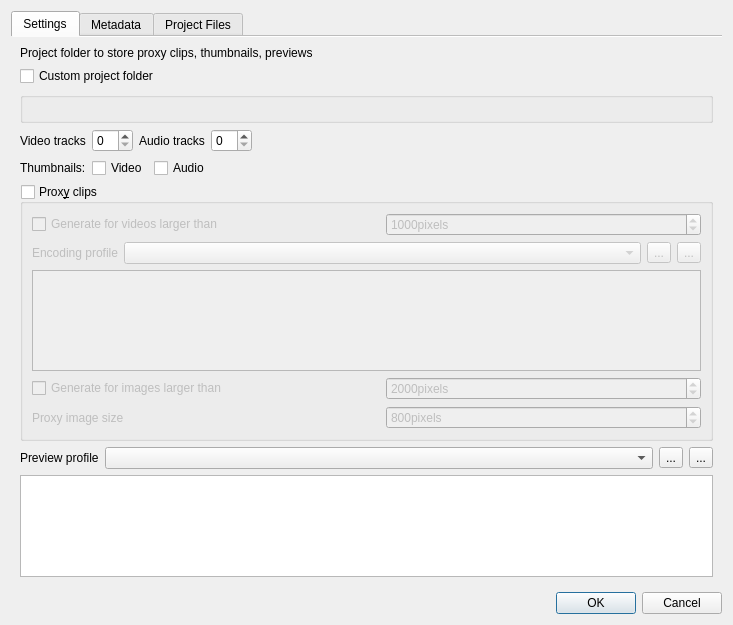
Qt form src/ui/projectsettings_ui.ui (KDE/kdenlive) before a commit.
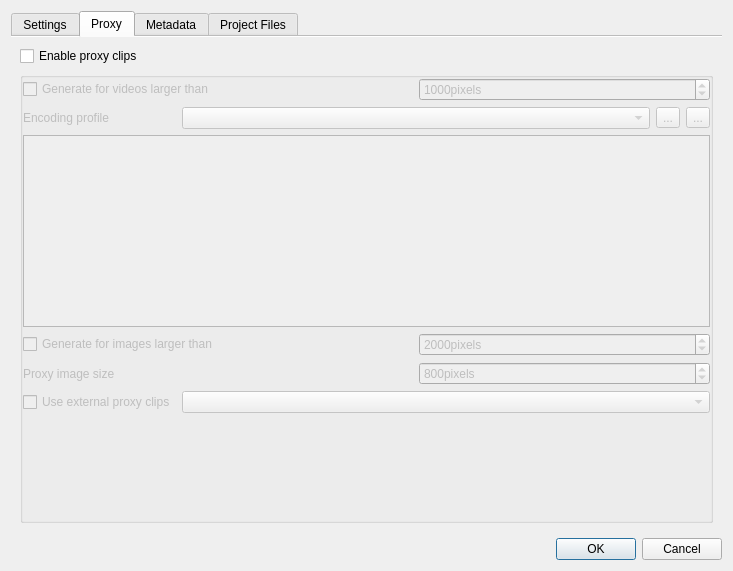
The same form after that commit. The open tabs and pages were chosen to show the change. Custom widgets are drawn as their Qt base class.

Commit message: Initial support for externally created proxy clips through a pattern Should work with Sony PXW camcorder proxy clips

Patch:
```diff
--- a/src/ui/projectsettings_ui.ui
+++ b/src/ui/projectsettings_ui.ui
@@ -7,7 +7,7 @@
     <x>0</x>
     <y>0</y>
     <width>733</width>
-    <height>625</height>
+    <height>571</height>
    </rect>
   </property>
   <property name="windowTitle">
@@ -37,7 +37,38 @@
        <item row="0" column="0" colspan="4">
         <widget class="QLabel" name="label_4">
          <property name="text">
-          <string>Project folder to store proxy clips, thumbnails, previews</string>
+          <string>Audio</string>
+         </property>
+        </widget>
+       </item>
+       <item row="1" column="0" colspan="4">
+        <layout class="QHBoxLayout" name="horizontalLayout">
+         <item>
+          <widget class="QCheckBox" name="custom_folder">
+           <property name="text">
+            <string>Custom project folder</string>
+           </property>
+          </widget>
+         </item>
+         <item>
+          <widget class="KUrlRequester" name="project_folder">
+           <property name="enabled">
+            <bool>false</bool>
+           </property>
+          </widget>
+         </item>
+        </layout>
+       </item>
+       <item row="2" column="0" colspan="4">
+        <widget class="QGroupBox" name="profile_box">
+         <property name="sizePolicy">
+          <sizepolicy hsizetype="Preferred" vsizetype="MinimumExpanding">
+           <horstretch>0</horstretch>
+           <verstretch>0</verstretch>
+          </sizepolicy>
+         </property>
+         <property name="flat">
+          <bool>true</bool>
          </property>
         </widget>
        </item>
@@ -78,25 +109,7 @@
          </item>
         </layout>
        </item>
-       <item row="1" column="0" colspan="4">
-        <layout class="QHBoxLayout" name="horizontalLayout">
-         <item>
-          <widget class="QCheckBox" name="custom_folder">
-           <property name="text">
-            <string>Custom project folder</string>
-           </property>
-          </widget>
-         </item>
-         <item>
-          <widget class="KUrlRequester" name="project_folder">
-           <property name="enabled">
-            <bool>false</bool>
-           </property>
-          </widget>
-         </item>
-        </layout>
-       </item>
-       <item row="7" column="0" colspan="4">
+       <item row="6" column="0" colspan="4">
         <widget class="QPlainTextEdit" name="previewparams">
          <property name="sizePolicy">
           <sizepolicy hsizetype="Expanding" vsizetype="Maximum">
@@ -116,149 +129,6 @@
          </property>
         </widget>
        </item>
-       <item row="5" column="0" colspan="4">
-        <widget class="QGroupBox" name="enable_proxy">
-         <property name="enabled">
-          <bool>true</bool>
-         </property>
-         <property name="title">
-          <string>Prox&amp;y clips</string>
-         </property>
-         <property name="checkable">
-          <bool>true</bool>
-         </property>
-         <property name="checked">
-          <bool>false</bool>
-         </property>
-         <layout class="QGridLayout" name="gridLayout_2">
-          <item row="0" column="0" colspan="2">
-           <widget class="QCheckBox" name="generate_proxy">
-            <property name="text">
-             <string>Generate for videos larger than</string>
-            </property>
-           </widget>
-          </item>
-          <item row="1" column="0">
-           <widget class="QLabel" name="label_24">
-            <property name="sizePolicy">
-             <sizepolicy hsizetype="Maximum" vsizetype="Preferred">
-              <horstretch>0</horstretch>
-              <verstretch>0</verstretch>
-             </sizepolicy>
-            </property>
-            <property name="text">
-             <string>Encoding profile</string>
-            </property>
-           </widget>
-          </item>
-          <item row="1" column="1" colspan="2">
-           <widget class="KComboBox" name="proxy_profile">
-            <property name="sizePolicy">
-             <sizepolicy hsizetype="MinimumExpanding" vsizetype="Fixed">
-              <horstretch>0</horstretch>
-              <verstretch>0</verstretch>
-             </sizepolicy>
-            </property>
-           </widget>
-          </item>
-          <item row="1" column="3">
-           <widget class="QToolButton" name="proxy_showprofileinfo">
-            <property name="text">
-             <string>...</string>
-            </property>
-            <property name="checkable">
-             <bool>true</bool>
-            </property>
-           </widget>
-          </item>
-          <item row="1" column="4">
-           <widget class="QToolButton" name="proxy_manageprofile">
-            <property name="text">
-             <string>...</string>
-            </property>
-           </widget>
-          </item>
-          <item row="3" column="0" colspan="2">
-           <widget class="QCheckBox" name="generate_imageproxy">
-            <property name="text">
-             <string>Generate for images larger than</string>
-            </property>
-           </widget>
-          </item>
-          <item row="4" column="0" colspan="2">
-           <widget class="QLabel" name="image_label">
-            <property name="enabled">
-             <bool>false</bool>
-            </property>
-            <property name="text">
-             <string>Proxy image size</string>
-            </property>
-           </widget>
-          </item>
-          <item row="3" column="2" colspan="3">
-           <widget class="QSpinBox" name="proxy_imageminsize">
-            <property name="suffix">
-             <string>pixels</string>
-            </property>
-            <property name="minimum">
-             <number>500</number>
-            </property>
-            <property name="maximum">
-             <number>100000</number>
-            </property>
-            <property name="value">
-             <number>2000</number>
-            </property>
-           </widget>
-          </item>
-          <item row="4" column="2" colspan="3">
-           <widget class="QSpinBox" name="proxy_imagesize">
-            <property name="enabled">
-             <bool>false</bool>
-            </property>
-            <property name="suffix">
-             <string>pixels</string>
-            </property>
-            <property name="minimum">
-             <number>200</number>
-            </property>
-            <property name="maximum">
-             <number>100000</number>
-            </property>
-            <property name="value">
-             <number>800</number>
-            </property>
-           </widget>
-          </item>
-          <item row="0" column="2" colspan="3">
-           <widget class="QSpinBox" name="proxy_minsize">
-            <property name="suffix">
-             <string>pixels</string>
-            </property>
-            <property name="maximum">
-             <number>10000</number>
-            </property>
-            <property name="value">
-             <number>1000</number>
-            </property>
-           </widget>
-          </item>
-          <item row="2" column="0" colspan="5">
-           <widget class="QPlainTextEdit" name="proxyparams">
-            <property name="sizePolicy">
-             <sizepolicy hsizetype="Expanding" vsizetype="Maximum">
-              <horstretch>0</horstretch>
-              <verstretch>0</verstretch>
-             </sizepolicy>
-            </property>
-            <property name="readOnly">
-             <bool>true</bool>
-            </property>
-           </widget>
-          </item>
-         </layout>
-        </widget>
-       </item>
        <item row="4" column="3">
         <spacer name="horizontalSpacer">
          <property name="orientation">
@@ -272,27 +142,7 @@
          </property>
         </spacer>
        </item>
-       <item row="2" column="0" colspan="4">
-        <widget class="QGroupBox" name="profile_box">
-         <property name="sizePolicy">
-          <sizepolicy hsizetype="Preferred" vsizetype="Preferred">
-           <horstretch>0</horstretch>
-           <verstretch>0</verstretch>
-          </sizepolicy>
-         </property>
-         <property name="flat">
-          <bool>true</bool>
-         </property>
-        </widget>
-       </item>
-       <item row="4" column="2">
-        <widget class="QCheckBox" name="audio_thumbs">
-         <property name="text">
-          <string>Audio</string>
-         </property>
-        </widget>
-       </item>
-       <item row="6" column="0" colspan="4">
+       <item row="5" column="0" colspan="4">
         <layout class="QHBoxLayout" name="horizontalLayout_4">
          <item>
           <widget class="QLabel" name="label_25">
@@ -343,7 +193,201 @@
       <zorder>video_thumbs</zorder>
       <zorder>audio_thumbs</zorder>
       <zorder>previewparams</zorder>
-      <zorder>enable_proxy</zorder>
+     </widget>
+     <widget class="QWidget" name="tab_4">
+      <attribute name="title">
+       <string>Proxy</string>
+      </attribute>
+      <layout class="QVBoxLayout" name="verticalLayout">
+       <item>
+        <widget class="QCheckBox" name="enable_proxy">
+         <property name="text">
+          <string>Enable proxy clips</string>
+         </property>
+        </widget>
+       </item>
+       <item>
+        <widget class="QGroupBox" name="proxy_box">
+         <property name="enabled">
+          <bool>false</bool>
+         </property>
+         <property name="flat">
+          <bool>true</bool>
+         </property>
+         <property name="checkable">
+          <bool>false</bool>
+         </property>
+         <property name="checked">
+          <bool>false</bool>
+         </property>
+         <layout class="QGridLayout" name="gridLayout_2">
+          <property name="leftMargin">
+           <number>0</number>
+          </property>
+          <property name="topMargin">
+           <number>0</number>
+          </property>
+          <property name="rightMargin">
+           <number>0</number>
+          </property>
+          <property name="bottomMargin">
+           <number>0</number>
+          </property>
+          <property name="horizontalSpacing">
+           <number>6</number>
+          </property>
+          <item row="6" column="0">
+           <spacer name="verticalSpacer">
+            <property name="orientation">
+             <enum>Qt::Vertical</enum>
+            </property>
+            <property name="sizeHint" stdset="0">
+             <size>
+              <width>20</width>
+              <height>40</height>
+             </size>
+            </property>
+           </spacer>
+          </item>
+          <item row="1" column="0">
+           <widget class="QLabel" name="label_24">
+            <property name="sizePolicy">
+             <sizepolicy hsizetype="Maximum" vsizetype="Preferred">
+              <horstretch>0</horstretch>
+              <verstretch>0</verstretch>
+             </sizepolicy>
+            </property>
+            <property name="text">
+             <string>Encoding profile</string>
+            </property>
+           </widget>
+          </item>
+          <item row="0" column="0" colspan="2">
+           <widget class="QCheckBox" name="generate_proxy">
+            <property name="text">
+             <string>Generate for videos larger than</string>
+            </property>
+           </widget>
+          </item>
+          <item row="1" column="3">
+           <widget class="QToolButton" name="proxy_showprofileinfo">
+            <property name="text">
+             <string>...</string>
+            </property>
+            <property name="checkable">
+             <bool>true</bool>
+            </property>
+           </widget>
+          </item>
+          <item row="3" column="2" colspan="3">
+           <widget class="QSpinBox" name="proxy_imageminsize">
+            <property name="suffix">
+             <string>pixels</string>
+            </property>
+            <property name="minimum">
+             <number>500</number>
+            </property>
+            <property name="maximum">
+             <number>100000</number>
+            </property>
+            <property name="value">
+             <number>2000</number>
+            </property>
+           </widget>
+          </item>
+          <item row="3" column="0" colspan="2">
+           <widget class="QCheckBox" name="generate_imageproxy">
+            <property name="text">
+             <string>Generate for images larger than</string>
+            </property>
+           </widget>
+          </item>
+          <item row="4" column="2" colspan="3">
+           <widget class="QSpinBox" name="proxy_imagesize">
+            <property name="enabled">
+             <bool>false</bool>
+            </property>
+            <property name="suffix">
+             <string>pixels</string>
+            </property>
+            <property name="minimum">
+             <number>200</number>
+            </property>
+            <property name="maximum">
+             <number>100000</number>
+            </property>
+            <property name="value">
+             <number>800</number>
+            </property>
+           </widget>
+          </item>
+          <item row="4" column="0" colspan="2">
+           <widget class="QLabel" name="image_label">
+            <property name="enabled">
+             <bool>false</bool>
+            </property>
+            <property name="text">
+             <string>Proxy image size</string>
+            </property>
+           </widget>
+          </item>
+          <item row="2" column="0" colspan="5">
+           <widget class="QPlainTextEdit" name="proxyparams">
+            <property name="sizePolicy">
+             <sizepolicy hsizetype="Expanding" vsizetype="Maximum">
+              <horstretch>0</horstretch>
+              <verstretch>0</verstretch>
+             </sizepolicy>
+            </property>
+            <property name="readOnly">
+             <bool>true</bool>
+            </property>
+           </widget>
+          </item>
+          <item row="1" column="1" colspan="2">
+           <widget class="KComboBox" name="proxy_profile">
+            <property name="sizePolicy">
+             <sizepolicy hsizetype="MinimumExpanding" vsizetype="Fixed">
+              <horstretch>0</horstretch>
+              <verstretch>0</verstretch>
+             </sizepolicy>
+            </property>
+           </widget>
+          </item>
+          <item row="1" column="4">
+           <widget class="QToolButton" name="proxy_manageprofile">
+            <property name="text">
+             <string>...</string>
+            </property>
+           </widget>
+          </item>
+          <item row="0" column="2" colspan="3">
+           <widget class="QSpinBox" name="proxy_minsize">
+            <property name="suffix">
+             <string>pixels</string>
+            </property>
+            <property name="maximum">
+             <number>10000</number>
+            </property>
+            <property name="value">
+             <number>1000</number>
+            </property>
+           </widget>
+          </item>
+          <item row="5" column="1" colspan="4">
+           <widget class="QComboBox" name="external_proxy_profile"/>
+          </item>
+          <item row="5" column="0">
+           <widget class="QCheckBox" name="external_proxy">
+            <property name="text">
+             <string>Use external proxy clips</string>
+            </property>
+           </widget>
+          </item>
+         </layout>
+        </widget>
+       </item>
+      </layout>
      </widget>
      <widget class="QWidget" name="tab_3">
       <attribute name="title">
```
Left out of the diff: 43 changed lines with no effect on the pictures. The commit also changes 14 other files.
